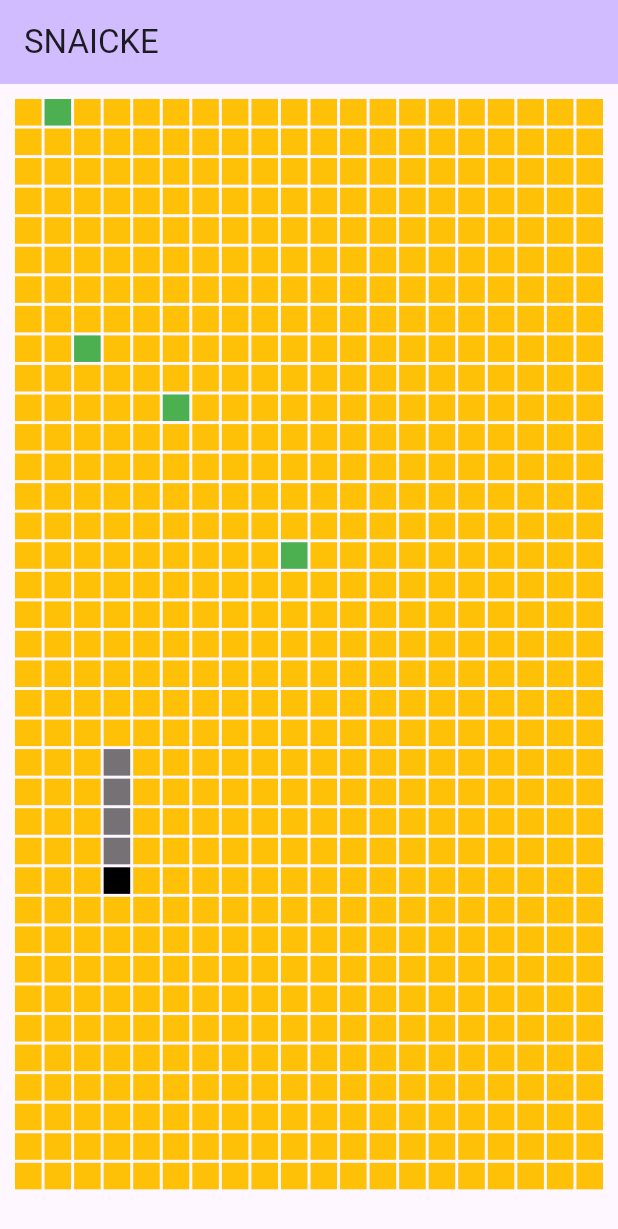
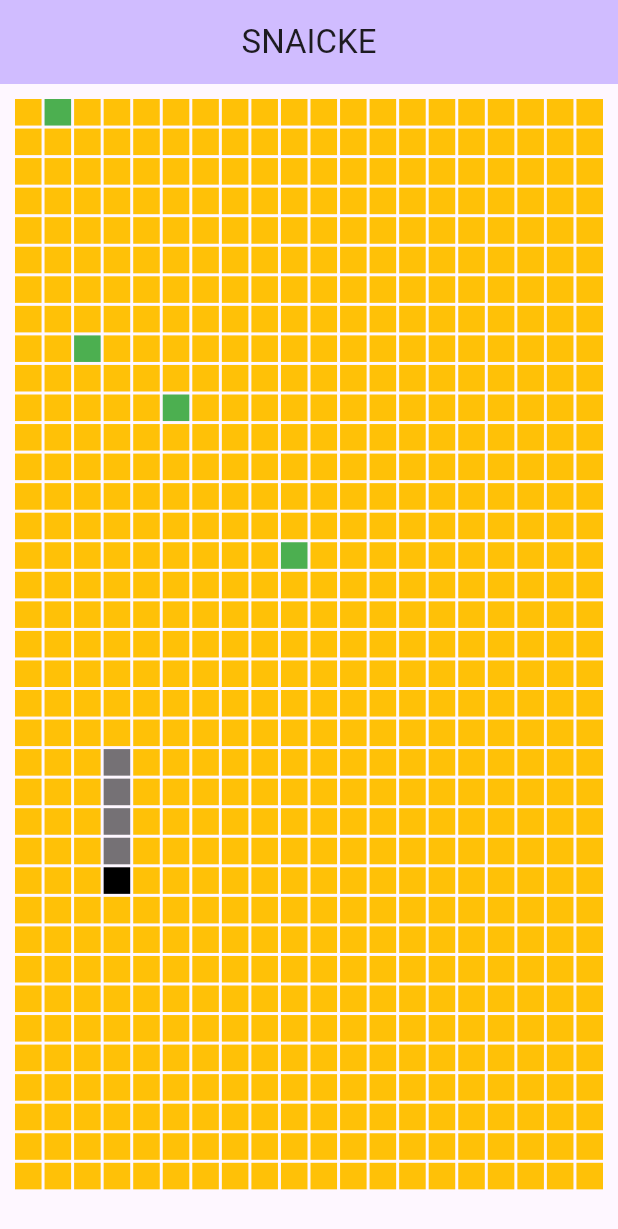
Before and after one commit to bruhfessional/Snaicke, a Flutter app: the screen it shows after launch, on a phone screen of 412 x 824 dp. Shown: the top 1229 px of the screen. Run offline on Flutter 3.47's test engine with Material 3 defaults, Android fonts, the phone set to English and light mode, and no system bars; our stand-ins replace flutter_bloc, freezed_annotation.

Commit message:
center app bar

```diff
--- a/lib/main.dart
+++ b/lib/main.dart
@@ -21,7 +21,7 @@ class App extends StatelessWidget {
       home: Scaffold(
         appBar: AppBar(
           backgroundColor: Theme.of(context).colorScheme.inversePrimary,
-          title: const Text(gameName),
+          title: const Center(child: Text(gameName)),
         ),
         body: const GameScreenPage(),
       ),
```
